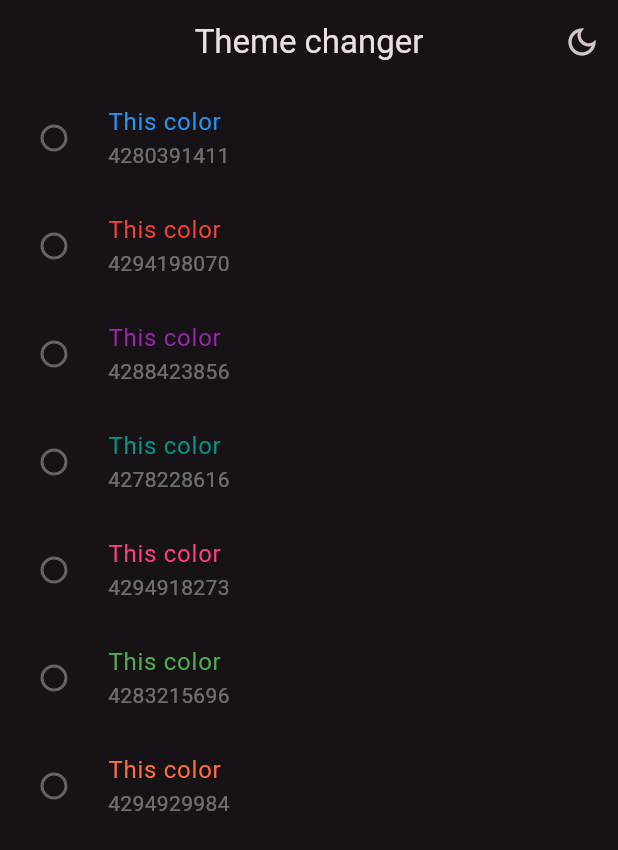
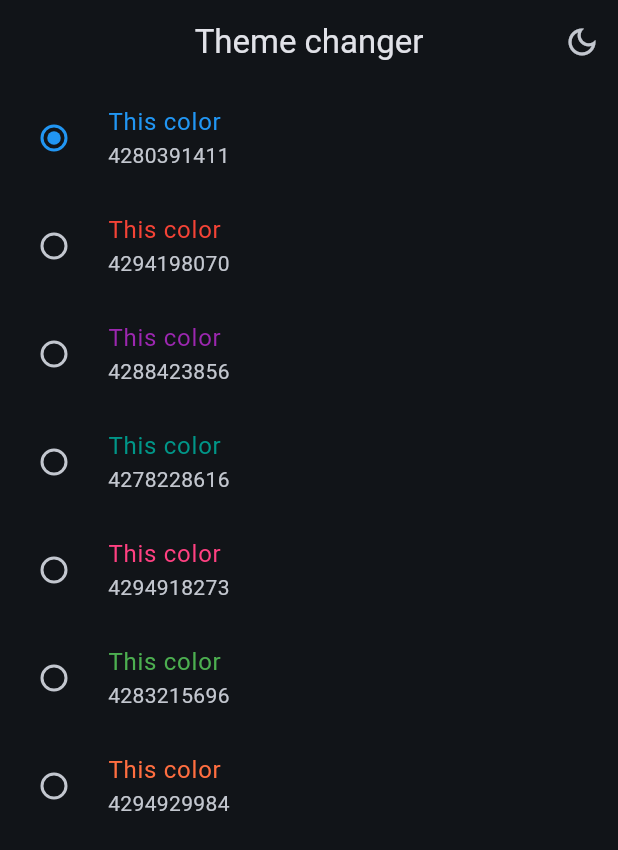
Before and after one commit to Gastygas/Flutter-Course-by-Fernando-Herrera, a Flutter app: the ThemeChangerScreen screen opened by its route, after a tap on the "light mode" icon, on a phone screen of 412 x 824 dp. Shown: the top 850 px of the screen. Run offline on Flutter 3.47's test engine with Material 3 defaults, Android fonts, the phone set to English and light mode, and no system bars; our stand-ins replace animate_do, dio, flutter_riverpod, go_router, video_player.

Commit message:
section 11 completed

```diff
--- a/widget_app/lib/config/theme/app_theme.dart
+++ b/widget_app/lib/config/theme/app_theme.dart
@@ -29,4 +29,15 @@ class AppTheme {
     )
   );
 
+  AppTheme copyWithDarkMode(
+    bool? isDarkMode,
+  ) => AppTheme(
+    isDarkMode: isDarkMode ?? this.isDarkMode,
+  );
+  AppTheme copyWithSelectedColor(
+    int? selectedColor,
+  ) => AppTheme(
+    selectedColor: selectedColor ?? this.selectedColor,
+  );
+
 }
--- a/widget_app/lib/main.dart
+++ b/widget_app/lib/main.dart
@@ -19,14 +19,17 @@ class MainApp extends ConsumerWidget {
   @override
   Widget build(BuildContext context, WidgetRef ref) {
 
-    final isDarkMode = ref.watch(isDarkProvider);
-    final selectedColor = ref.watch(selectedColorProvider);
+    // final isDarkMode = ref.watch(isDarkProvider);
+    // final selectedColor = ref.watch(selectedColorProvider);
+
+    final AppTheme appTheme = ref.watch(themeNotifierProvider);
 
     return MaterialApp.router(
       title: 'Flutter Widgets',
       routerConfig: appRouter,
       debugShowCheckedModeBanner: false,
-      theme: AppTheme(selectedColor: selectedColor, isDarkMode: isDarkMode).getTheme(),
+      // theme: AppTheme(selectedColor: selectedColor, isDarkMode: isDarkMode).getTheme(),
+      theme: appTheme.getTheme(),
       // home: Scaffold(
       //   body: HomeScreen(),
       // ),
--- a/widget_app/lib/presentation/providers/theme_provider.dart
+++ b/widget_app/lib/presentation/providers/theme_provider.dart
@@ -12,3 +12,23 @@ final isDarkProvider = StateProvider<bool>((ref) => false);
 
 //int
 final selectedColorProvider = StateProvider<int>((ref) => 2);
+
+//Un objeto de tipo AppTheme(custom)
+final themeNotifierProvider = StateNotifierProvider<ThemeNotifier, AppTheme>(
+  (ref) => ThemeNotifier())
+  ;
+
+// Controller o Notifier
+class ThemeNotifier extends StateNotifier<AppTheme> {
+
+  ThemeNotifier(): super(AppTheme());
+
+  void toggleDarkMode(){
+    state = state.copyWithDarkMode( !state.isDarkMode);
+  }
+
+  void changeColorIndex (int colorIndex){
+    state = state.copyWithSelectedColor(colorIndex);
+  }
+
+}
--- a/widget_app/lib/presentation/screens/theme_changer/theme_changer_screen.dart
+++ b/widget_app/lib/presentation/screens/theme_changer/theme_changer_screen.dart
@@ -8,8 +8,8 @@ class ThemeChangerScreen extends ConsumerWidget {
 
   @override
   Widget build(BuildContext context, WidgetRef ref) {
-
-    final bool isDarkMode = ref.watch(isDarkProvider);
+    // final bool isDarkMode = ref.watch(isDarkProvider);
+    final bool isDarkMode = ref.watch(themeNotifierProvider).isDarkMode;
 
     return Scaffold(
       appBar: AppBar(
@@ -20,8 +20,9 @@ class ThemeChangerScreen extends ConsumerWidget {
               isDarkMode ? Icons.dark_mode_outlined : Icons.light_mode_outlined,
             ),
             onPressed: () {
-              ref.read(isDarkProvider.notifier)
-              .update((state) => !state);
+              // ref.read(isDarkProvider.notifier)
+              // .update((state) => !state);
+              ref.read(themeNotifierProvider.notifier).toggleDarkMode();
             },
           ),
         ],
@@ -33,33 +34,34 @@ class ThemeChangerScreen extends ConsumerWidget {
 
 class _ThemeChangerView extends ConsumerWidget {
   const _ThemeChangerView();
-
   @override
   Widget build(BuildContext context, WidgetRef ref) {
-
-    final List<Color> colors = ref.watch( colorListProvider );
-    final int selectedColor = ref.watch(selectedColorProvider);
+    final List<Color> colors = ref.watch(colorListProvider);
+    // final int selectedColor = ref.watch(selectedColorProvider);
+    final int selectedColor = ref.watch(themeNotifierProvider).selectedColor;
 
     return ListView.builder(
       itemCount: colors.length,
-      itemBuilder: (context, index){
+      itemBuilder: (context, index) {
         final color = colors[index];
         return RadioGroup(
           groupValue: selectedColor,
-          onChanged: (_){
-            ref.read(selectedColorProvider.notifier).state = index;
+          onChanged: (_) {
+            // ref.read(selectedColorProvider.notifier).state = index;
+            ref.read(themeNotifierProvider.notifier).changeColorIndex(index);
           },
           child: Column(
             children: [
               RadioListTile(
-                title: Text('This color', style: TextStyle(color: color),),
+                title: Text('This color', style: TextStyle(color: color)),
                 subtitle: Text('${color.toARGB32()}'),
-                value: color
-                ),
+                value: index,
+                activeColor: color,
+              ),
             ],
-          )
-          );
-      }
-      );
+          ),
+        );
+      },
+    );
   }
 }
```
